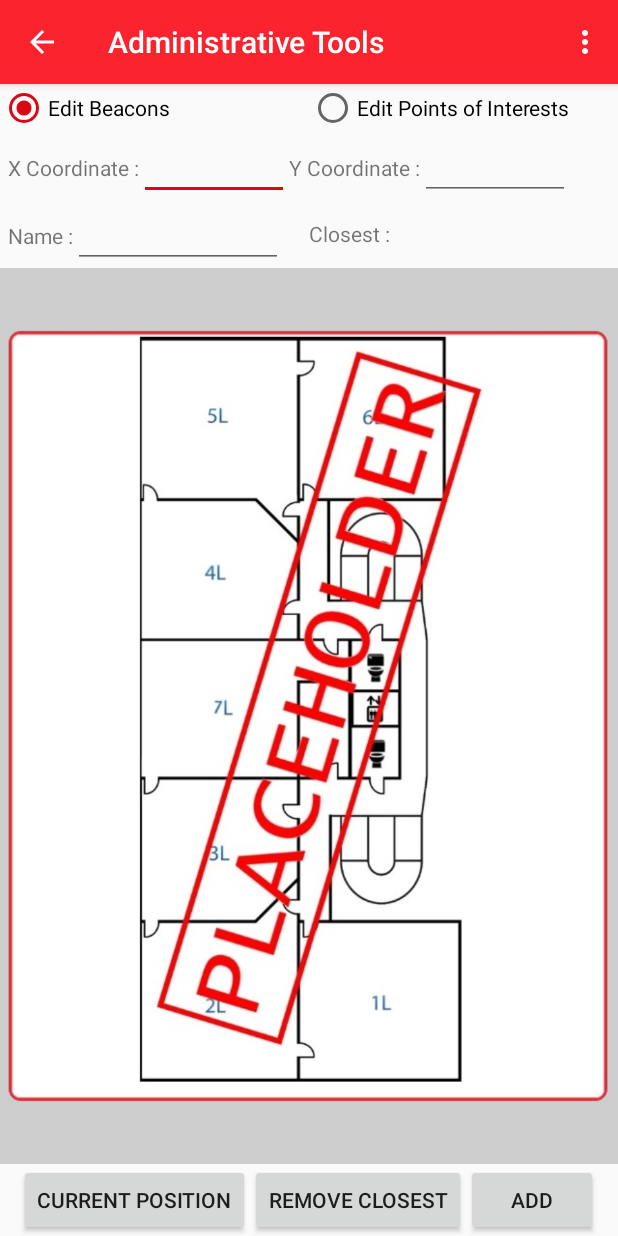
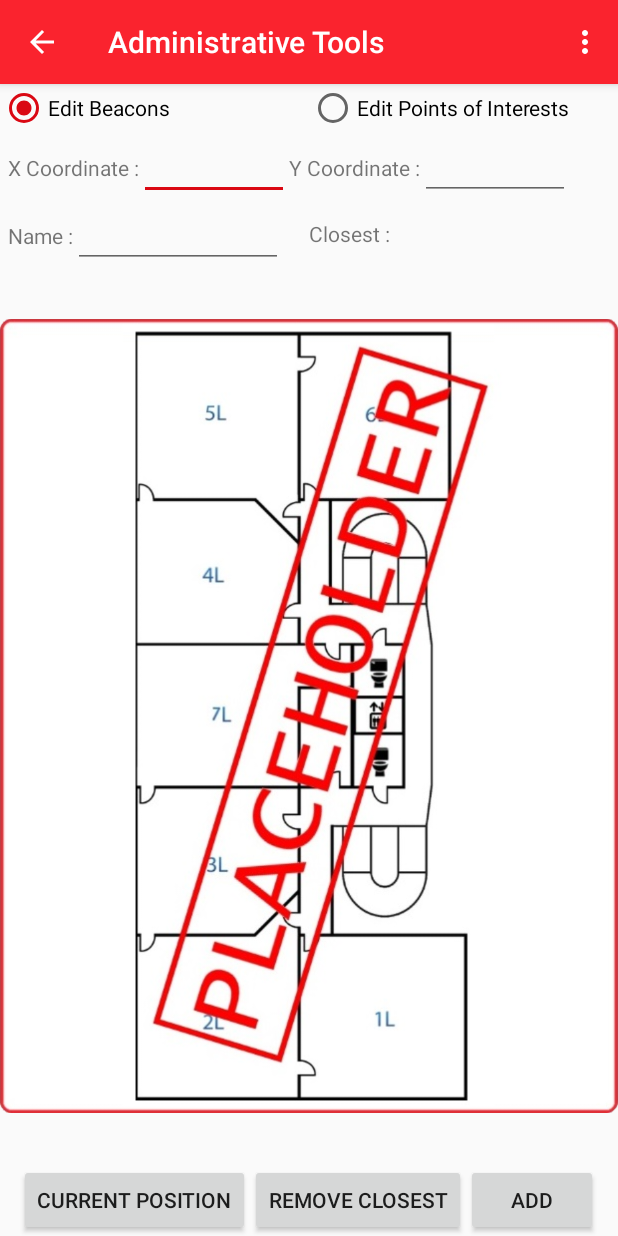
Before and after one commit to anthonyprudhomme/AugmentEPF_mobile_app, an Android app: the AdminActivity screen opened directly, with no data from a screen before it, on a phone screen of 412 x 824 dp. Run offline under Robolectric (Android 15) with nearby library versions, the phone set to English and light mode, and no system bars.

Commit message:
Updated admin UI

```diff
--- a/AugmentEPF/app/src/main/res/layout/activity_admin.xml
+++ b/AugmentEPF/app/src/main/res/layout/activity_admin.xml
@@ -106,8 +106,7 @@
     <ImageView android:id="@+id/admin_imageView"
         android:layout_weight="1"
         android:layout_height="0dp"
-        android:layout_width="match_parent"
-        android:background="@color/lightGrey"/>
+        android:layout_width="match_parent"/>
 
     <LinearLayout android:gravity="center_horizontal"
         android:orientation="horizontal"
```
Also changed, not shown: AugmentEPF/app/src/main/res/drawable/floor1_admin.png, AugmentEPF/app/src/main/res/drawable/floor2_admin.png, AugmentEPF/app/src/main/res/drawable/floor_admin.png.
